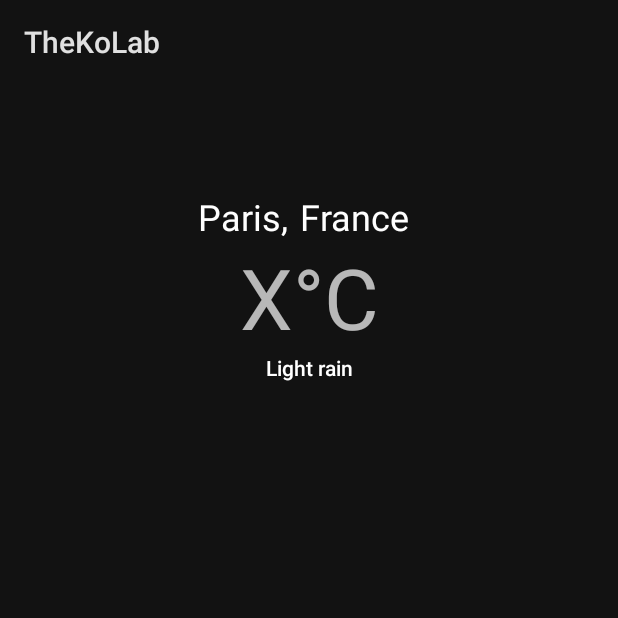
After one commit to TheXtremeLabs/TheKoLab, an Android app: the fragment HomeToolbarWeatherFragment shown on its own in the app's theme, on a phone screen of 412 x 824 dp, the top half of it. The commit adds this screen. Run offline under Robolectric (Android 15) with nearby library versions, the light colour scheme and no system bars.

Commit message:
feat: [#2] :sparkles: Add weather view in view pager

```diff
--- a/app/src/main/java/fr/lvmvrquxl/thekolab/base/BaseView.kt
+++ b/app/src/main/java/fr/lvmvrquxl/thekolab/base/BaseView.kt
@@ -90,5 +90,5 @@ abstract class BaseView<VB : ViewBinding> {
      *
      * @since 0.1.3
      */
-    open fun onResume() {}
+    open fun onResume(): Unit? = null
 }
--- /dev/null
+++ b/app/src/main/java/fr/lvmvrquxl/thekolab/home/view/HomeToolbarWeatherFragment.kt
@@ -0,0 +1,32 @@
+package fr.lvmvrquxl.thekolab.home.view
+
+import android.os.Bundle
+import android.view.LayoutInflater
+import android.view.View
+import android.view.ViewGroup
+import androidx.fragment.app.Fragment
+import fr.lvmvrquxl.thekolab.R
+import fr.lvmvrquxl.thekolab.base.BaseView
+import fr.lvmvrquxl.thekolab.databinding.HomeToolbarWeatherFragmentBinding
+
+class HomeToolbarWeatherFragment : Fragment(LAYOUT) {
+    companion object {
+        private const val LAYOUT: Int = R.layout.home_toolbar_weather_fragment
+    }
+
+    private var view: BaseView<HomeToolbarWeatherFragmentBinding>? = null
+
+    override fun onCreateView(
+        inflater: LayoutInflater,
+        container: ViewGroup?,
+        savedInstanceState: Bundle?
+    ): View? {
+        this.view = HomeToolbarWeatherView(inflater, container, this)
+        return this.view?.root
+    }
+
+    override fun onResume() {
+        super.onResume()
+        this.view?.onResume()
+    }
+}
--- /dev/null
+++ b/app/src/main/java/fr/lvmvrquxl/thekolab/home/view/HomeToolbarWeatherView.kt
@@ -0,0 +1,30 @@
+package fr.lvmvrquxl.thekolab.home.view
+
+import android.view.LayoutInflater
+import android.view.ViewGroup
+import fr.lvmvrquxl.thekolab.base.BaseView
+import fr.lvmvrquxl.thekolab.databinding.HomeToolbarWeatherFragmentBinding
+import fr.lvmvrquxl.thekolab.utils.Strings
+
+class HomeToolbarWeatherView(
+    private val inflater: LayoutInflater,
+    private val container: ViewGroup?,
+    private val fragment: HomeToolbarWeatherFragment
+) : BaseView<HomeToolbarWeatherFragmentBinding>() {
+    init {
+        this.bindViews()
+    }
+
+    override fun onResume() = fragment.context?.let {
+        super.viewBinding?.weatherLocationCity?.text = Strings.paris(it)
+        super.viewBinding?.weatherLocationCountry?.text = Strings.france(it)
+        super.viewBinding?.weatherDegreeNumber?.text = Strings.x(it)
+        super.viewBinding?.weatherDescription?.text = Strings.lightRain(it)
+    }
+
+    private fun bindViews() {
+        val attachToParent = false
+        super.viewBinding =
+            HomeToolbarWeatherFragmentBinding.inflate(this.inflater, this.container, attachToParent)
+    }
+}
--- a/app/src/main/java/fr/lvmvrquxl/thekolab/home/view/HomeView.kt
+++ b/app/src/main/java/fr/lvmvrquxl/thekolab/home/view/HomeView.kt
@@ -84,7 +84,8 @@ class HomeView(private val activity: HomeActivity) : BaseView<HomeActivityBindin
 
     private fun initViewPager() {
         val toolbarTimeFragment = HomeToolbarTimeFragment()
-        val fragments: List<Fragment> = listOf(toolbarTimeFragment)
+        val toolbarWeatherFragment = HomeToolbarWeatherFragment()
+        val fragments: List<Fragment> = listOf(toolbarTimeFragment, toolbarWeatherFragment)
         val viewPager: ViewPager2? = this.toolbar?.viewPager
         viewPager?.orientation = ViewPager2.ORIENTATION_HORIZONTAL
         viewPager?.adapter = HomeToolbarAdapter(
--- a/app/src/main/java/fr/lvmvrquxl/thekolab/utils/Strings.kt
+++ b/app/src/main/java/fr/lvmvrquxl/thekolab/utils/Strings.kt
@@ -12,6 +12,10 @@ import fr.lvmvrquxl.thekolab.R
  */
 object Strings {
     private const val APP_NAME: Int = R.string.app_name
+    private const val FRANCE: Int = R.string.france
+    private const val LIGHT_RAIN: Int = R.string.light_rain
+    private const val PARIS: Int = R.string.paris
+    private const val X: Int = R.string.x
 
     /**
      * Get the application's name.
@@ -24,4 +28,16 @@ object Strings {
      * @since 0.1.3
      */
     fun appName(context: Context): String = context.getString(APP_NAME)
+
+    // TODO: Remove after testings
+    fun france(context: Context): String = context.getString(FRANCE)
+
+    // TODO: Remove after testings
+    fun lightRain(context: Context): String = context.getString(LIGHT_RAIN)
+
+    // TODO: Remove after testings
+    fun paris(context: Context): String = context.getString(PARIS)
+
+    // TODO: Remove after testings
+    fun x(context: Context): String = context.getString(X)
 }
--- /dev/null
+++ b/app/src/main/res/layout/home_toolbar_weather_fragment.xml
@@ -0,0 +1,107 @@
+<?xml version="1.0" encoding="utf-8"?>
+<androidx.constraintlayout.widget.ConstraintLayout xmlns:android="http://schemas.android.com/apk/res/android"
+    xmlns:app="http://schemas.android.com/apk/res-auto"
+    xmlns:tools="http://schemas.android.com/tools"
+    android:layout_width="match_parent"
+    android:layout_height="@dimen/backdrop_height"
+    app:layout_behavior="@string/appbar_scrolling_view_behavior"
+    tools:background="@color/purple_700">
+
+    <androidx.constraintlayout.widget.ConstraintLayout
+        android:id="@+id/weather_location"
+        android:layout_width="wrap_content"
+        android:layout_height="wrap_content"
+        app:layout_constraintBottom_toTopOf="@id/weather_degree"
+        app:layout_constraintEnd_toEndOf="parent"
+        app:layout_constraintStart_toStartOf="parent"
+        app:layout_constraintTop_toTopOf="parent"
+        app:layout_constraintVertical_chainStyle="packed">
+
+        <TextView
+            android:id="@+id/weather_location_city"
+            style="@style/TheKoLab.Toolbar.Weather.Location"
+            android:layout_width="wrap_content"
+            android:layout_height="wrap_content"
+            android:textAlignment="center"
+            app:layout_constraintBottom_toBottomOf="parent"
+            app:layout_constraintEnd_toStartOf="@id/weather_location_comma"
+            app:layout_constraintStart_toStartOf="parent"
+            app:layout_constraintTop_toTopOf="parent"
+            tools:text="@string/paris" />
+
+        <TextView
+            android:id="@+id/weather_location_comma"
+            style="@style/TheKoLab.Toolbar.Weather.Location"
+            android:layout_width="wrap_content"
+            android:layout_height="wrap_content"
+            android:text="@string/comma"
+            android:textAlignment="center"
+            app:layout_constraintBottom_toBottomOf="parent"
+            app:layout_constraintEnd_toStartOf="@id/weather_location_country"
+            app:layout_constraintStart_toEndOf="@id/weather_location_city"
+            app:layout_constraintTop_toTopOf="parent" />
+
+        <TextView
+            android:id="@+id/weather_location_country"
+            style="@style/TheKoLab.Toolbar.Weather.Location"
+            android:layout_width="wrap_content"
+            android:layout_height="wrap_content"
+            android:paddingHorizontal="@dimen/small"
+            android:textAlignment="center"
+            app:layout_constraintBottom_toBottomOf="parent"
+            app:layout_constraintEnd_toEndOf="parent"
+            app:layout_constraintStart_toEndOf="@id/weather_location_comma"
+            app:layout_constraintTop_toTopOf="parent"
+            tools:text="@string/france" />
+
+    </androidx.constraintlayout.widget.ConstraintLayout>
+
+    <androidx.constraintlayout.widget.ConstraintLayout
+        android:id="@+id/weather_degree"
+        android:layout_width="wrap_content"
+        android:layout_height="wrap_content"
+        app:layout_constraintBottom_toTopOf="@id/weather_description"
+        app:layout_constraintEnd_toEndOf="parent"
+        app:layout_constraintStart_toStartOf="parent"
+        app:layout_constraintTop_toBottomOf="@id/weather_location">
+
+        <TextView
+            android:id="@+id/weather_degree_number"
+            style="@style/TheKoLab.Toolbar.Weather.Degree"
+            android:layout_width="wrap_content"
+            android:layout_height="wrap_content"
+            android:textAlignment="center"
+            app:layout_constraintBottom_toBottomOf="parent"
+            app:layout_constraintEnd_toStartOf="@id/weather_degree_celsius"
+            app:layout_constraintHorizontal_chainStyle="packed"
+            app:layout_constraintStart_toStartOf="parent"
+            app:layout_constraintTop_toTopOf="parent"
+            tools:text="@string/x" />
+
+        <TextView
+            android:id="@+id/weather_degree_celsius"
+            style="@style/TheKoLab.Toolbar.Weather.Degree"
+            android:layout_width="wrap_content"
+            android:layout_height="wrap_content"
+            android:text="@string/degree_celsius"
+            android:textAlignment="center"
+            app:layout_constraintBottom_toBottomOf="parent"
+            app:layout_constraintEnd_toEndOf="parent"
+            app:layout_constraintStart_toEndOf="@id/weather_degree_number"
+            app:layout_constraintTop_toTopOf="parent" />
+
+    </androidx.constraintlayout.widget.ConstraintLayout>
+
+    <TextView
+        android:id="@+id/weather_description"
+        style="@style/TheKoLab.Toolbar.Weather.Description"
+        android:layout_width="wrap_content"
+        android:layout_height="wrap_content"
+        android:textAlignment="center"
+        app:layout_constraintBottom_toBottomOf="parent"
+        app:layout_constraintEnd_toEndOf="parent"
+        app:layout_constraintStart_toStartOf="parent"
+        app:layout_constraintTop_toBottomOf="@id/weather_degree"
+        tools:text="@string/light_rain" />
+
+</androidx.constraintlayout.widget.ConstraintLayout>
--- a/app/src/main/res/values/strings.xml
+++ b/app/src/main/res/values/strings.xml
@@ -1,3 +1,9 @@
 <resources>
     <string name="app_name">TheKoLab</string>
+    <string name="comma">,</string>
+    <string name="degree_celsius">°C</string>
+    <string name="france">France</string>
+    <string name="light_rain">Light rain</string>
+    <string name="paris">Paris</string>
+    <string name="x">X</string>
 </resources>
--- a/app/src/main/res/values/themes.xml
+++ b/app/src/main/res/values/themes.xml
@@ -27,6 +27,8 @@
 
     <style name="TheKoLab.TextAppearance.Display" parent="TextAppearance.AppCompat.Display3" />
 
+    <style name="TheKoLab.TextAppearance.Headline" parent="TextAppearance.AppCompat.Headline" />
+
     <style name="TheKoLab.TextAppearance.Subhead" parent="@android:style/TextAppearance.Material.Subhead" />
 
     <style name="TheKoLab.TextAppearance.Title" parent="@android:style/TextAppearance.Material.Title" />
@@ -35,4 +37,10 @@
 
     <style name="TheKoLab.Toolbar.Time" parent="TheKoLab.TextAppearance.Display" />
 
+    <style name="TheKoLab.Toolbar.Weather.Degree" parent="TheKoLab.TextAppearance.Display" />
+
+    <style name="TheKoLab.Toolbar.Weather.Description" parent="TheKoLab.TextAppearance.Body" />
+
+    <style name="TheKoLab.Toolbar.Weather.Location" parent="TheKoLab.TextAppearance.Headline" />
+
 </resources>
```
